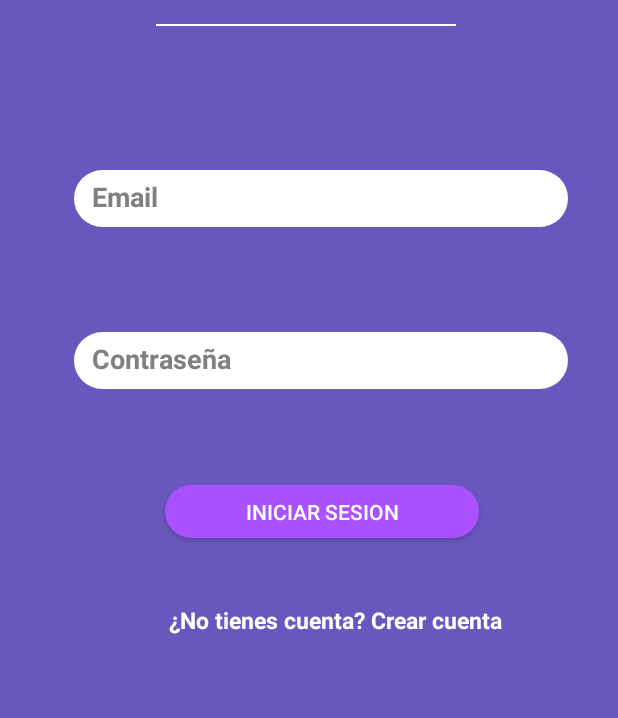
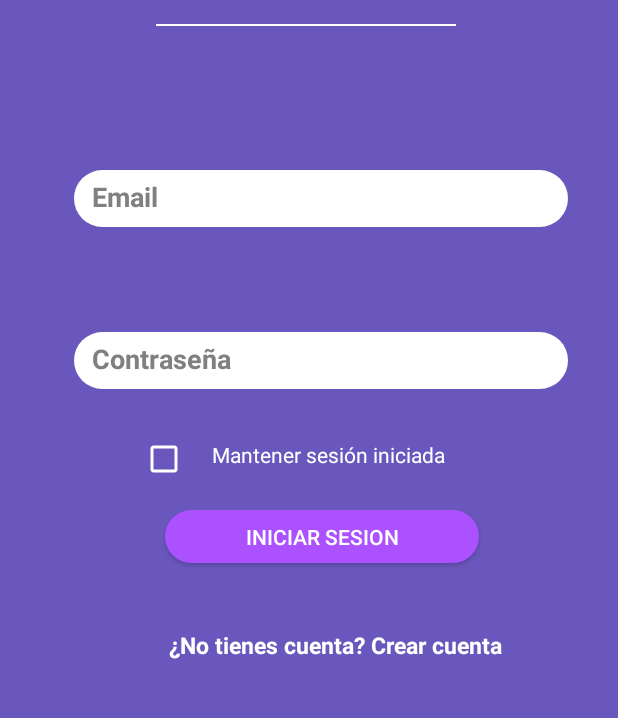
Before and after one commit to UnaiUrabayen/CartoPuntos, an Android app built with Jetpack Compose: the screen it shows after launch (IniciarSesionActivity), on a phone screen of 412 x 824 dp, the part 173-891 px from its top. Run offline under Robolectric (Android 15) with nearby library versions, the phone set to English and light mode, and no system bars; our stand-ins replace Firebase (no records; nobody signed in at launch, a user with empty details on screens opened directly).

Commit message:
Mantener sesion de usuario y arreglo en la view escoger juego

```diff
--- a/app/src/main/java/com/example/cartopuntos/activity_mus/IniciarSesionActivity.kt
+++ b/app/src/main/java/com/example/cartopuntos/activity_mus/IniciarSesionActivity.kt
@@ -1,8 +1,10 @@
 package com.example.cartopuntos.activity_mus
 
 import android.content.Intent
+import android.content.SharedPreferences
 import android.os.Bundle
 import android.widget.Button
+import android.widget.CheckBox
 import android.widget.EditText
 import android.widget.TextView
 import android.widget.Toast
@@ -10,11 +12,14 @@ import androidx.appcompat.app.AppCompatActivity
 import com.example.cartopuntos.Model.Service.UsuarioService
 import com.example.cartopuntos.R
 
+
 class IniciarSesionActivity : AppCompatActivity() {
 
     private lateinit var edEmailUsuario: EditText
     private lateinit var edContraseniaUsuario: EditText
     private lateinit var btnIniciarSesion: Button
+    private lateinit var chkMantenerSesion: CheckBox
+    private lateinit var sharedPreferences: SharedPreferences
 
     private val usuarioService = UsuarioService()
 
@@ -25,6 +30,16 @@ class IniciarSesionActivity : AppCompatActivity() {
         edEmailUsuario = findViewById(R.id.ed_EmailUsuario)
         edContraseniaUsuario = findViewById(R.id.ed_ContraseniaUsuario)
         btnIniciarSesion = findViewById(R.id.btn_crearCuenta)
+        chkMantenerSesion = findViewById(R.id.bch_mantnersesion)
+
+        sharedPreferences = getSharedPreferences("SesionUsuario", MODE_PRIVATE)
+
+        // Si la sesión ya estaba guardada, saltar directamente a la pantalla de juego
+        val sesionActiva = sharedPreferences.getBoolean("mantener_sesion", false)
+        if (sesionActiva) {
+            startActivity(Intent(this, EscogerJuego::class.java))
+            finish()
+        }
 
         val tvCrearCuenta = findViewById<TextView>(R.id.tv_crearCuenta)
         tvCrearCuenta.setOnClickListener {
@@ -43,9 +58,17 @@ class IniciarSesionActivity : AppCompatActivity() {
 
             usuarioService.iniciarSesion(email, contrasena) { success, message ->
                 if (success) {
+                    // Guardar sesión si el checkbox está marcado
+                    if (chkMantenerSesion.isChecked) {
+                        val editor = sharedPreferences.edit()
+                        editor.putBoolean("mantener_sesion", true)
+                        editor.putString("email_guardado", email)
+                        editor.apply()
+                    }
+
                     Toast.makeText(this, "Inicio de sesión exitoso.", Toast.LENGTH_SHORT).show()
-                     startActivity(Intent(this, EscogerJuego::class.java))
-                     finish()
+                    startActivity(Intent(this, EscogerJuego::class.java))
+                    finish()
                 } else {
                     Toast.makeText(this, "Error: $message", Toast.LENGTH_SHORT).show()
                 }
--- a/app/src/main/res/layout/iniciar_sesion.xml
+++ b/app/src/main/res/layout/iniciar_sesion.xml
@@ -81,20 +81,49 @@
         app:layout_constraintStart_toStartOf="parent"
         app:layout_constraintTop_toBottomOf="@+id/ed_EmailUsuario" />
 
+    <TextView
+        android:id="@+id/tv_receurdame"
+        android:layout_width="wrap_content"
+        android:layout_height="wrap_content"
+        android:layout_marginStart="16dp"
+        android:layout_marginTop="34dp"
+        android:layout_marginEnd="98dp"
+        android:layout_marginBottom="27dp"
+        android:text="@string/mantener_sesi_n_iniciada"
+        android:textColor="@color/white"
+        app:layout_constraintBottom_toTopOf="@+id/btn_crearCuenta"
+        app:layout_constraintEnd_toEndOf="parent"
+        app:layout_constraintStart_toEndOf="@+id/bch_mantnersesion"
+        app:layout_constraintTop_toBottomOf="@+id/ed_ContraseniaUsuario" />
+
     <!-- Botón para iniciar sesión -->
+    <CheckBox
+        android:id="@+id/bch_mantnersesion"
+        android:layout_width="30dp"
+        android:layout_height="52dp"
+        android:layout_marginStart="77dp"
+        android:layout_marginTop="8dp"
+        android:layout_marginBottom="8dp"
+        android:buttonTint="@color/white"
+        android:checked="false"
+        android:text=""
+        app:layout_constraintBottom_toTopOf="@+id/btn_crearCuenta"
+        app:layout_constraintStart_toStartOf="parent"
+        app:layout_constraintTop_toBottomOf="@+id/ed_ContraseniaUsuario" />
+
     <Button
         android:id="@+id/btn_crearCuenta"
         android:layout_width="209dp"
         android:layout_height="35dp"
         android:layout_marginStart="125dp"
-        android:layout_marginTop="64dp"
+        android:layout_marginTop="8dp"
         android:layout_marginEnd="113dp"
         android:background="@drawable/rounded_corners_btn"
         android:text="@string/iniciar_sesion"
         app:layout_constraintEnd_toEndOf="parent"
         app:layout_constraintHorizontal_bias="0.47"
         app:layout_constraintStart_toStartOf="parent"
-        app:layout_constraintTop_toBottomOf="@+id/ed_ContraseniaUsuario" />
+        app:layout_constraintTop_toBottomOf="@+id/bch_mantnersesion" />
 
     <TextView
         android:id="@+id/tv_crearCuenta"
@@ -118,4 +147,5 @@
         app:layout_constraintTop_toBottomOf="@+id/btn_crearCuenta" />
 
 
+
 </androidx.constraintlayout.widget.ConstraintLayout>
--- a/app/src/main/res/values/strings.xml
+++ b/app/src/main/res/values/strings.xml
@@ -13,4 +13,6 @@
     <string name="boton_que_te_dejara_juagar_a_magic">boton que te dejara juagar a magic</string>
     <string name="mus">MUS</string>
     <string name="boton_que_te_lleva_al_usuario">boton que te lleva al usuario</string>
+    <string name="recuerdame">Recuerdame</string>
+    <string name="mantener_sesi_n_iniciada">Mantener sesión iniciada</string>
 </resources>
```
Also changed, not shown: app/src/main/res/layout/escoger_juego.xml (+7 -8 lines).
